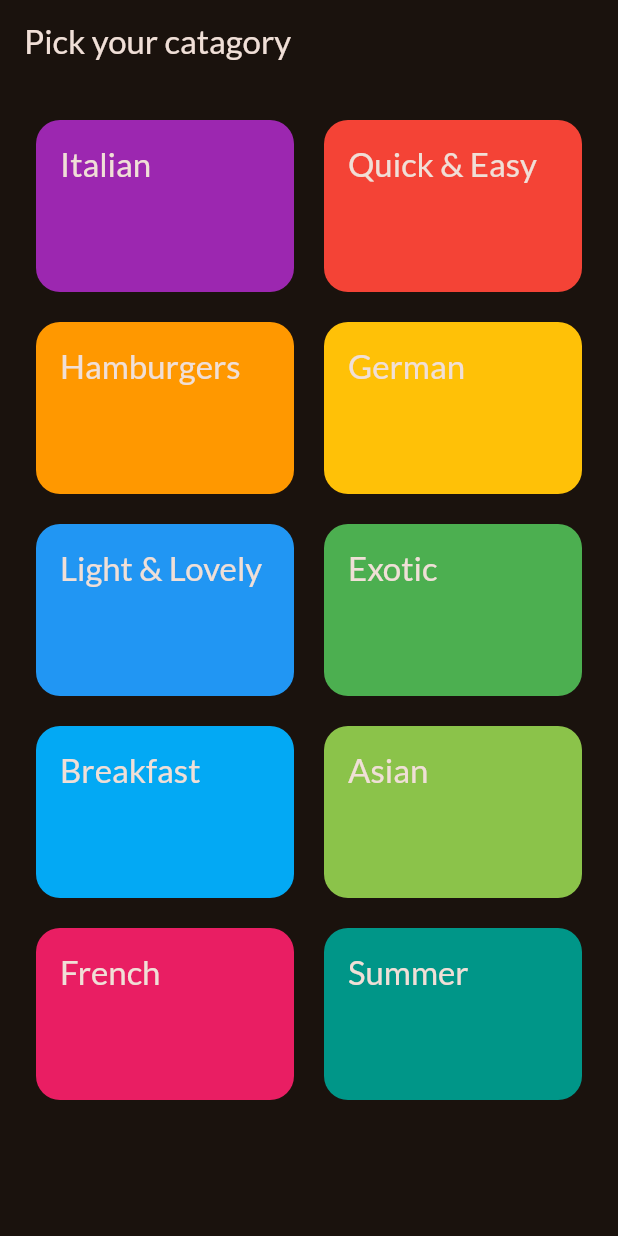
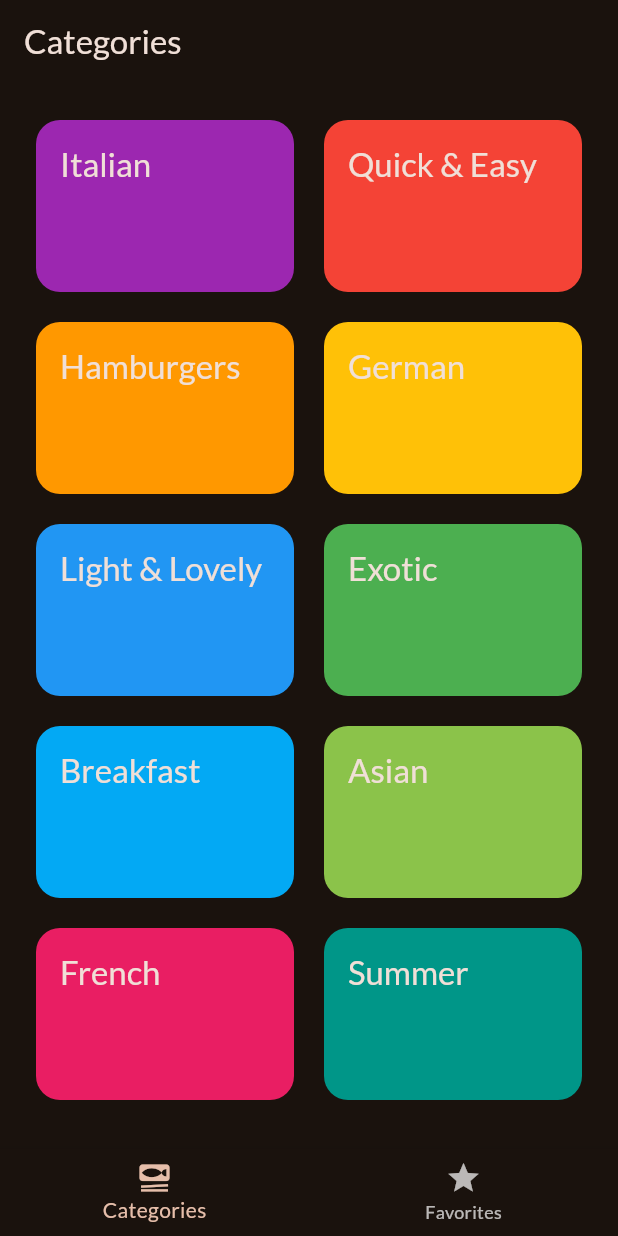
Before and after one commit to mhmadabuzaid/Food_App, a Flutter app: the screen it shows after launch, on a phone screen of 412 x 824 dp. Run offline on Flutter 3.47's test engine with Material 3 defaults, Android fonts, the phone set to English and light mode, and no system bars; our stand-ins replace google_fonts, transparent_image.

Commit message:
Navigation Bar

```diff
--- a/lib/main.dart
+++ b/lib/main.dart
@@ -2,6 +2,7 @@ import 'package:flutter/material.dart';
 
 import 'package:google_fonts/google_fonts.dart';
 import 'package:resturant/screens/catagoriesscreen.dart';
+import 'package:resturant/screens/tabs.dart';
 
 final theme = ThemeData(
   useMaterial3: true,
@@ -21,6 +22,6 @@ class App extends StatelessWidget {
 
   @override
   Widget build(BuildContext context) {
-    return MaterialApp(theme: theme, home: Catagoriesscreen());
+    return MaterialApp(theme: theme, home: TabsScreen());
   }
 }
--- a/lib/screens/catagoriesscreen.dart
+++ b/lib/screens/catagoriesscreen.dart
@@ -1,11 +1,13 @@
 import 'package:flutter/material.dart';
 import 'package:resturant/data/dummy_data.dart';
 import 'package:resturant/models/catagory.dart';
+import 'package:resturant/models/meals.dart';
 import 'package:resturant/screens/mealsscreen.dart';
 import 'package:resturant/widgets/catagory_grid_item.dart';
 
 class Catagoriesscreen extends StatelessWidget {
-  const Catagoriesscreen({super.key});
+  const Catagoriesscreen({super.key, required this.onFavourite});
+  final void Function(Meal meal) onFavourite;
 
   @override
   Widget build(BuildContext context) {
@@ -16,15 +18,16 @@ class Catagoriesscreen extends StatelessWidget {
 
       Navigator.of(context).push(
         MaterialPageRoute(
-          builder: (ctx) =>
-              Mealsscreen(meals: filteredMeals, title: catagory.title),
+          builder: (ctx) => Mealsscreen(
+            meals: filteredMeals,
+            title: catagory.title,
+            onFavourite: onFavourite,
+          ),
         ),
       );
     }
 
-    return Scaffold(
-      appBar: AppBar(title: Text('Pick your catagory')),
-      body: GridView(
+    return GridView(
       padding: EdgeInsets.all(24),
       gridDelegate: SliverGridDelegateWithFixedCrossAxisCount(
         crossAxisCount: 2,
@@ -40,7 +43,6 @@ class Catagoriesscreen extends StatelessWidget {
           },
         );
       }).toList(),
-      ),
     );
   }
 }
--- /dev/null
+++ b/lib/screens/tabs.dart
@@ -0,0 +1,60 @@
+import 'package:flutter/material.dart';
+import 'package:resturant/main.dart';
+import 'package:resturant/models/meals.dart';
+import 'package:resturant/screens/catagoriesscreen.dart';
+import 'package:resturant/screens/mealsscreen.dart';
+
+class TabsScreen extends StatefulWidget {
+  const TabsScreen({super.key});
+
+
+  @override
+  State<TabsScreen> createState() => _TabsScreenState();
+}
+
+class _TabsScreenState extends State<TabsScreen> {
+  int selectedIndex = 0;
+  final List<Meal> favouriteMeals = [];
+
+  void _selectpage(int index) {
+    setState(() {
+      selectedIndex =
+          index; // <--- FIX 1: Use the 'index' variable, don't hardcode 1
+    });
+  }
+
+  void addfavourite(Meal meal) {
+    if (favouriteMeals.contains(meal)) {
+      favouriteMeals.remove(meal);
+    } else {
+      favouriteMeals.add(meal);
+    }
+  }
+
+  @override
+  Widget build(BuildContext context) {
+    Widget activeScreen =  Catagoriesscreen(onFavourite: addfavourite);
+    var activePageTitle = 'Categories'; // Optional: Change title dynamically
+
+    if (selectedIndex == 1) {
+      activeScreen =  Mealsscreen(meals: favouriteMeals,onFavourite:addfavourite,);
+      activePageTitle = 'Your Favorites';
+    }
+
+    return Scaffold(
+      appBar: AppBar(title: Text(activePageTitle)),
+      body: activeScreen,
+      bottomNavigationBar: BottomNavigationBar(
+        onTap: _selectpage,
+        currentIndex: selectedIndex, // <--- FIX 2: Highlight the correct icon
+        items: const [
+          BottomNavigationBarItem(
+            icon: Icon(Icons.set_meal),
+            label: 'Categories',
+          ),
+          BottomNavigationBarItem(icon: Icon(Icons.star), label: 'Favorites'),
+        ],
+      ),
+    );
+  }
+}
```
Also changed, not shown: lib/screens/mealinfo.dart (+51 -8 lines), lib/screens/mealsscreen.dart (+42 -13 lines), lib/widgets/meal_item.dart (+3 -5 lines). Lines whose indentation alone changed are shown as unchanged.
